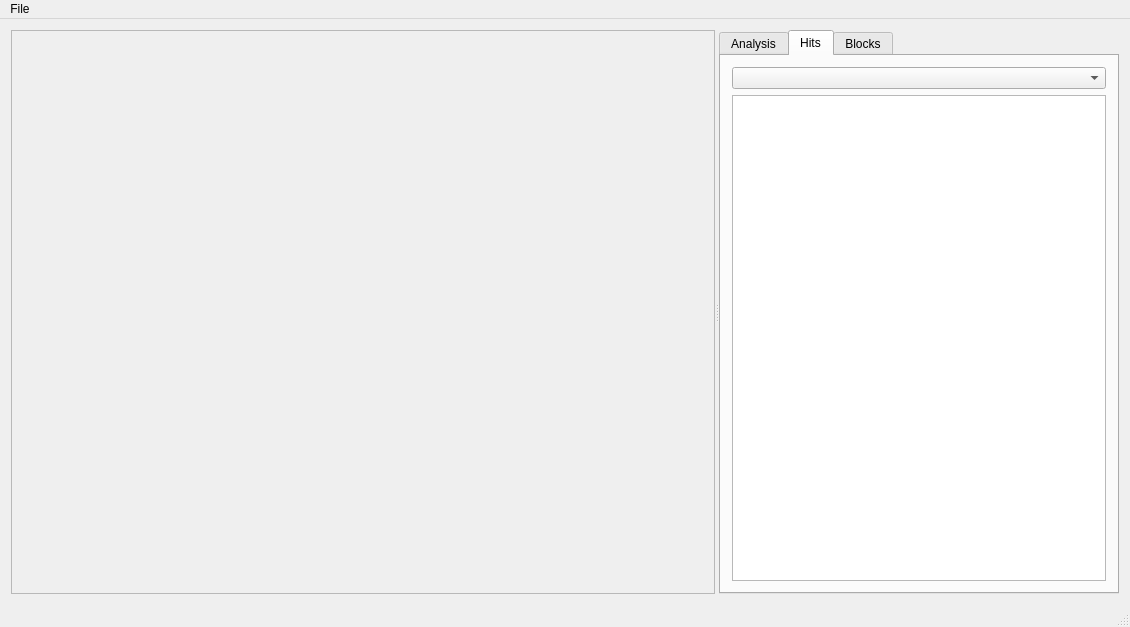
The window that src/ui/mainwindow.ui (elsamuko/copymove2) describes before a commit, drawn with Qt 5.
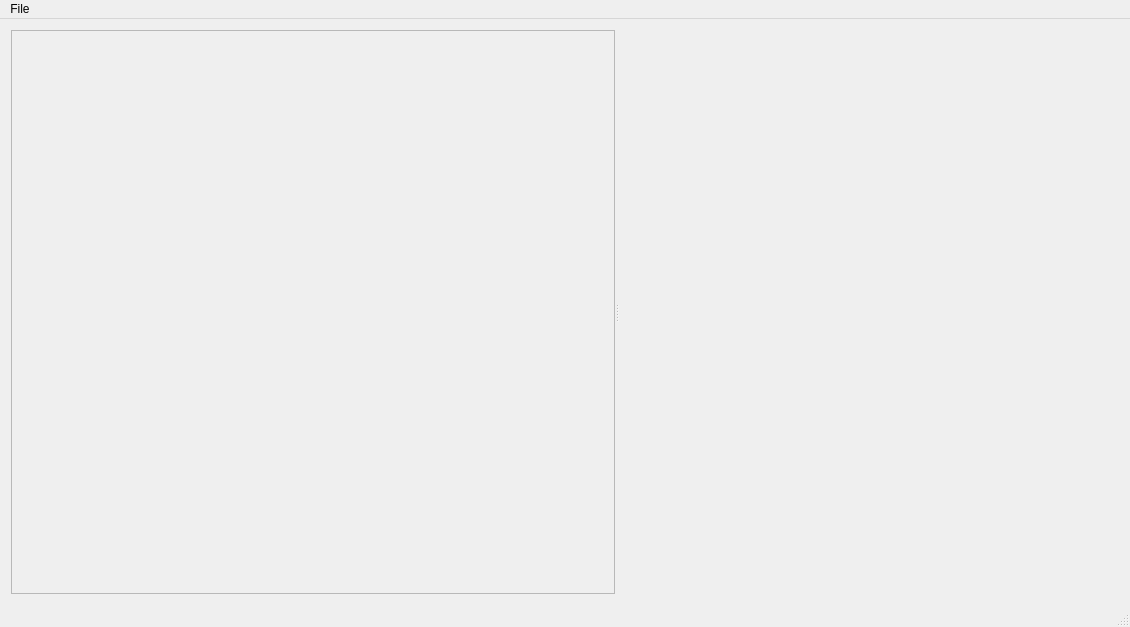
The same window after the commit. The open tabs and pages were chosen to show the change. Custom widgets are drawn as their Qt base class.

The edit to the form file:
```diff
--- a/src/ui/mainwindow.ui
+++ b/src/ui/mainwindow.ui
@@ -28,45 +28,19 @@
         <set>Qt::AlignCenter</set>
        </property>
       </widget>
-      <widget class="QTabWidget" name="tabWidget">
+      <widget class="ControlWidget" name="widgetControl" native="true">
        <property name="minimumSize">
         <size>
-         <width>200</width>
+         <width>300</width>
          <height>0</height>
         </size>
        </property>
        <property name="maximumSize">
         <size>
-         <width>400</width>
+         <width>500</width>
          <height>16777215</height>
         </size>
        </property>
-       <property name="currentIndex">
-        <number>0</number>
-       </property>
-       <widget class="QWidget" name="tab">
-        <attribute name="title">
-         <string>Analysis</string>
-        </attribute>
-       </widget>
-       <widget class="QWidget" name="tabHits">
-        <attribute name="title">
-         <string>Hits</string>
-        </attribute>
-        <layout class="QGridLayout" name="gridLayout_2">
-         <item row="0" column="0">
-          <widget class="QComboBox" name="comboHits"/>
-         </item>
-         <item row="1" column="0">
-          <widget class="QTextBrowser" name="textHit"/>
-         </item>
-        </layout>
-       </widget>
-       <widget class="QWidget" name="tabBlocks">
-        <attribute name="title">
-         <string>Blocks</string>
-        </attribute>
-       </widget>
       </widget>
      </widget>
     </item>
@@ -117,6 +91,12 @@
    <header>ui/scrollarea.hpp</header>
    <container>1</container>
   </customwidget>
+  <customwidget>
+   <class>ControlWidget</class>
+   <extends>QWidget</extends>
+   <header>ui/controlwidget.hpp</header>
+   <container>1</container>
+  </customwidget>
  </customwidgets>
  <resources/>
  <connections/>
```
